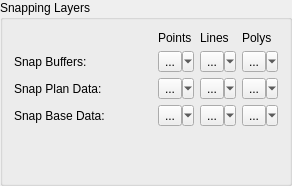
First picture: the form in ark/gui/snapping_widget_base.ui, repository lparchaeology/ArkPlan, before the edit.
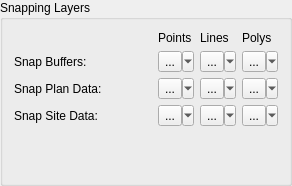
Second picture: the form after the edit.

```diff
--- a/ark/gui/snapping_widget_base.ui
+++ b/ark/gui/snapping_widget_base.ui
@@ -145,7 +145,7 @@
    <item row="3" column="0">
     <widget class="QLabel" name="snapBaseLabel">
      <property name="text">
-      <string>Snap Base Data:</string>
+      <string>Snap Site Data:</string>
      </property>
      <property name="buddy">
       <cstring>snapBasePointsTool</cstring>
```
Left out of the diff: 10 changed lines with no effect on the pictures.
